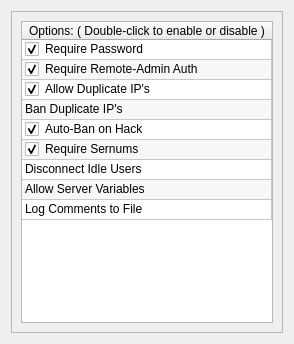
Qt form ui/settings.ui (StarixWoS/ReMix) before a commit.
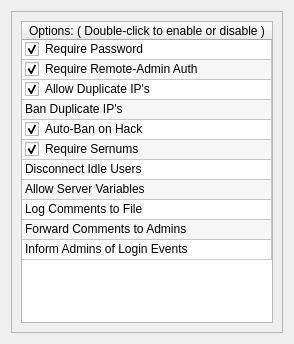
The same form after that commit.

Commit message: Change: Add two new Settings to control when/if Server comments and Login Events are forwarded to Authenticated Remote Admins. Change: Add two new Options to the Settings to correspond to the above change. Change: Add two new Global variables related to the Settings Keys and SubKeys the Helper namespace accesses. ( Less work when adding new key values. )

```diff
--- a/ui/settings.ui
+++ b/ui/settings.ui
@@ -121,6 +121,16 @@
           <string>8</string>
          </property>
         </row>
+        <row>
+         <property name="text">
+          <string>9</string>
+         </property>
+        </row>
+        <row>
+         <property name="text">
+          <string>10</string>
+         </property>
+        </row>
         <column>
          <property name="text">
           <string>Options: ( Double-click to enable or disable )</string>
@@ -201,6 +211,22 @@
           <enum>Unchecked</enum>
          </property>
         </item>
+        <item row="9" column="0">
+         <property name="text">
+          <string>Forward Comments to Admins</string>
+         </property>
+         <property name="checkState">
+          <enum>Unchecked</enum>
+         </property>
+        </item>
+        <item row="10" column="0">
+         <property name="text">
+          <string>Inform Admins of Login Events</string>
+         </property>
+         <property name="checkState">
+          <enum>Unchecked</enum>
+         </property>
+        </item>
        </widget>
       </item>
      </layout>
```
The commit also changes 7 other files.
